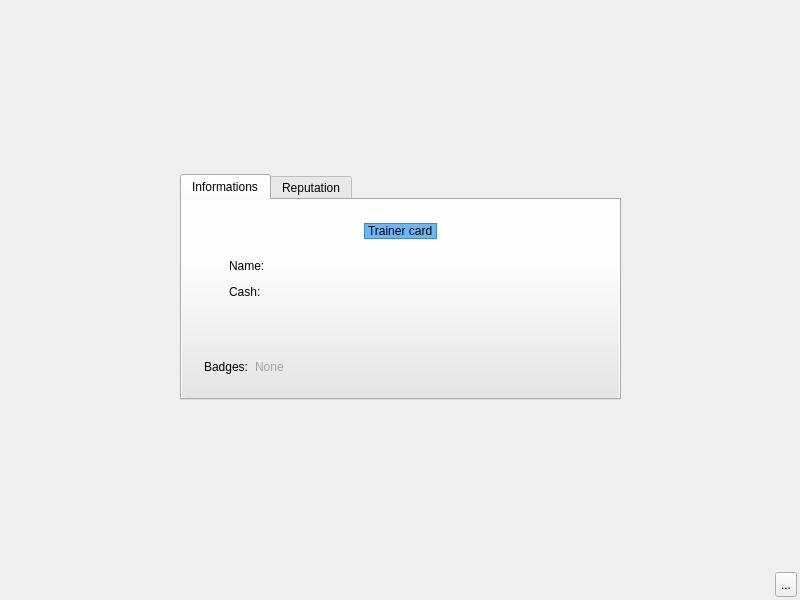
Before: the Qt Designer form client/base/interface/BaseWindow.ui in alphaonex86/CatchChallenger, drawn with Qt 5.
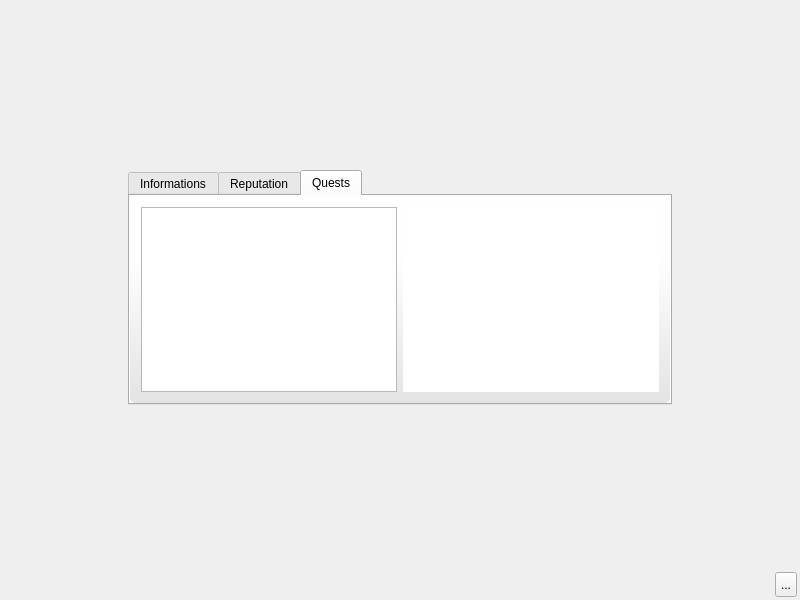
After: the same form once the commit is applied. The open tabs and pages were chosen to show the change. Icons and pictures are not drawn.

Commit message: [Add] Continue the work on the quests (client,shared lib)

Patch:
```diff
--- a/client/base/interface/BaseWindow.ui
+++ b/client/base/interface/BaseWindow.ui
@@ -843,7 +843,7 @@
 }</string>
              </property>
              <property name="currentIndex">
-              <number>0</number>
+              <number>2</number>
              </property>
              <widget class="QWidget" name="tabWidgetTrainerCardPage1">
               <property name="styleSheet">
@@ -1177,6 +1177,33 @@
                </item>
               </layout>
              </widget>
+             <widget class="QWidget" name="tabWidgetTrainerCardPage3">
+              <property name="styleSheet">
+               <string notr="true">#tabWidgetTrainerCardPage3{
+background-color: qlineargradient(spread:pad, x1:0, y1:0.3, x2:0, y2:1, stop:0 rgba(255, 255, 255, 200), stop:1 rgba(221, 221, 221, 200));
+border-color: rgb(204, 204, 204);
+border-radius: 5px;
+}</string>
+              </property>
+              <attribute name="title">
+               <string>Quests</string>
+              </attribute>
+              <layout class="QHBoxLayout" name="horizontalLayout_36">
+               <item>
+                <widget class="QListWidget" name="questsList"/>
+               </item>
+               <item>
+                <widget class="QTextBrowser" name="questDetails">
+                 <property name="styleSheet">
+                  <string notr="true">background-image: url(:/images/empty.png);</string>
+                 </property>
+                 <property name="frameShape">
+                  <enum>QFrame::NoFrame</enum>
+                 </property>
+                </widget>
+               </item>
+              </layout>
+             </widget>
             </widget>
            </item>
            <item>
```
Left out of the diff: 8 changed lines with no effect on the pictures. The commit also changes 479 other files.
